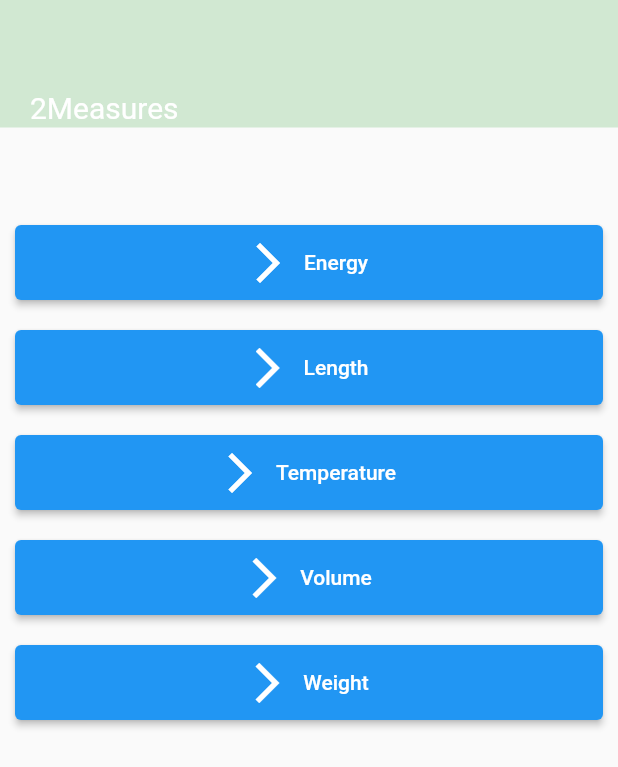
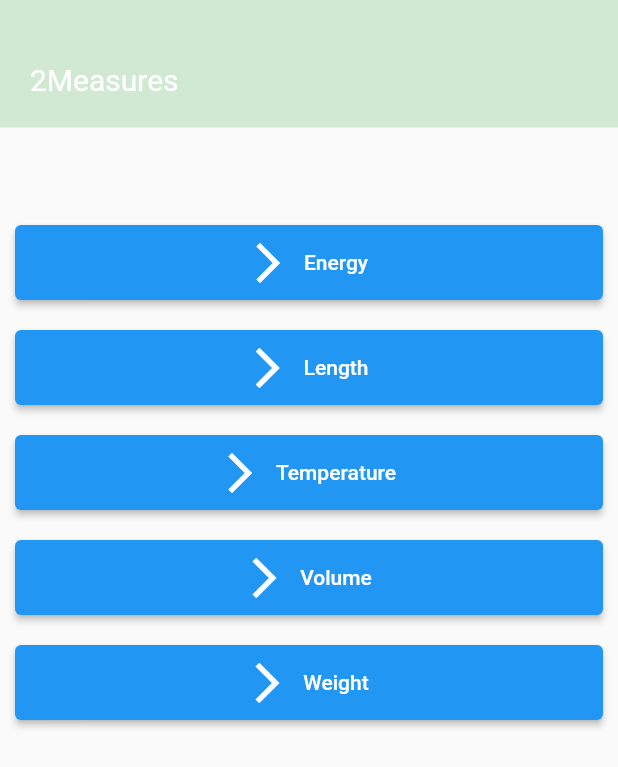
Before and after one commit to DavidCarvalhido/two-measures-app-flutter, a Flutter app: the screen it shows after launch, on a phone screen of 412 x 824 dp. Shown: the top 767 px of the screen. Run offline on Flutter 3.47's test engine with Material 2 defaults, Android fonts, the phone set to English and light mode, and no system bars; our stand-ins replace google_mobile_ads; missing offline and left inert: quick_actions; generated files the repository leaves out were written again.

Commit message:
fixed home screen title position

```diff
--- a/lib/views/home.dart
+++ b/lib/views/home.dart
@@ -94,12 +94,11 @@ class _MyHomePageState extends State<Home> {
           TopBarGlass(
             blurStrengthX: 20,
             blurStrengthY: 20,
-            color: Colors.blue
-                .withAlpha(60), //acho que não é necessário esta parte aqui...
+            color: Colors.blue.withAlpha(60), //acho que não é necessário esta parte aqui...
             title: Text(
               '2Measures',
               style: TextStyle(
-                height: 5,
+                height: 3,
                 fontSize: 20,
                 color: Colors.white,
               ),
```
